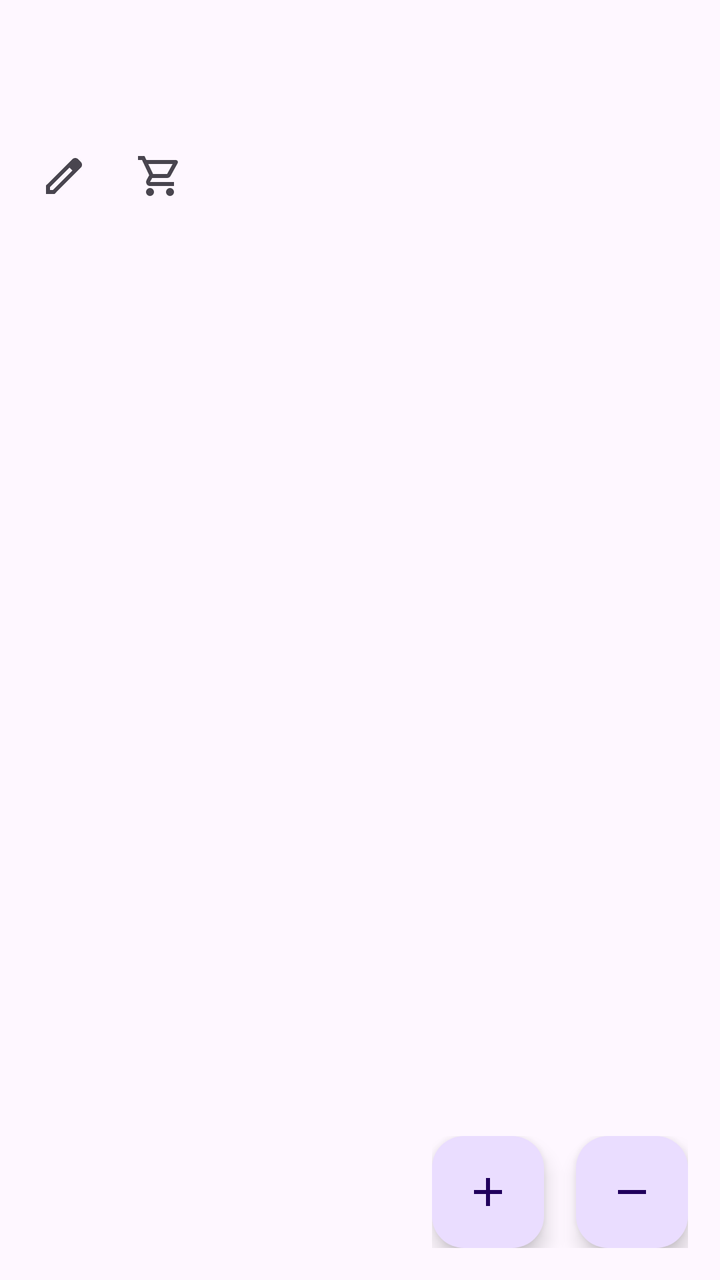
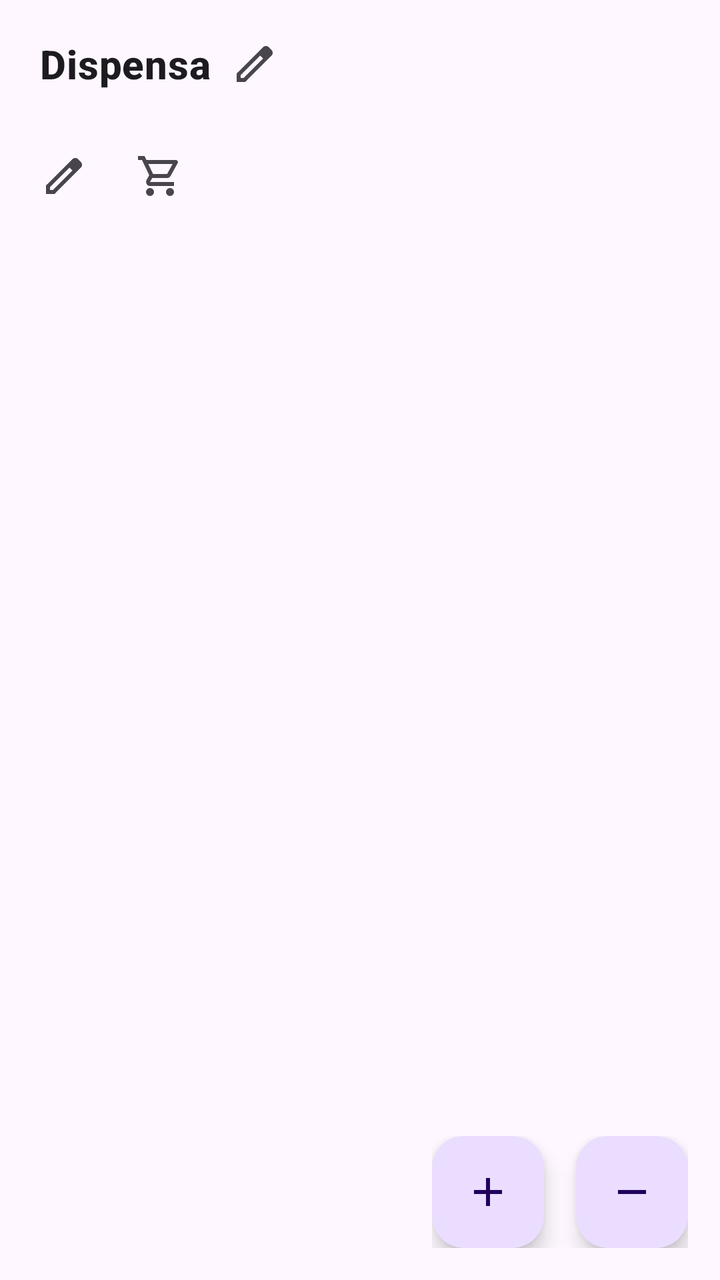

The first picture is an Android layout as it rendered before a commit; the second is the same layout after the commit. The layout source and the unified diff follow.
<!-- AndroidManifest.xml: activity theme Theme.Dispensa -->
<!-- res/layout/activity_main.xml -->
<?xml version="1.0" encoding="utf-8"?>
<androidx.coordinatorlayout.widget.CoordinatorLayout xmlns:android="http://schemas.android.com/apk/res/android"
    xmlns:app="http://schemas.android.com/apk/res-auto"
    xmlns:tools="http://schemas.android.com/tools"
    android:id="@+id/main_coordinator_layout"
    android:layout_width="match_parent"
    android:layout_height="match_parent"
    tools:context=".activity.MainActivity">

    <com.google.android.material.appbar.AppBarLayout
        android:layout_width="match_parent"
        android:layout_height="wrap_content"
        android:theme="@style/Base.Theme.Dispensa">

        <androidx.appcompat.widget.Toolbar
            android:id="@+id/toolbar"
            android:layout_width="match_parent"
            android:layout_height="?attr/actionBarSize"
            app:popupTheme="@style/ThemeOverlay.AppCompat.DayNight" />

        <LinearLayout
            android:layout_width="match_parent"
            android:layout_height="wrap_content"
            android:orientation="horizontal"
            android:gravity="center_vertical"
            android:clipChildren="true"
            android:clipToPadding="true"> 

            <ImageButton
                android:id="@+id/button_manage_locations"
                android:layout_width="48dp"
                android:layout_height="48dp"
                android:src="@drawable/edit_24px"
                android:background="?attr/selectableItemBackgroundBorderless"
                android:contentDescription="@string/title_manage_locations"
                android:layout_marginStart="8dp"
                app:tint="?attr/colorControlNormal" />

            <ImageButton
                android:id="@+id/button_shopping_list"
                android:layout_width="48dp"
                android:layout_height="48dp"
                android:src="@drawable/shopping_cart_24px"
                android:background="?attr/selectableItemBackgroundBorderless"
                android:contentDescription="@string/shopping_list_title"
                app:tint="?attr/colorControlNormal" />

            <FrameLayout
                android:layout_width="0dp"
                android:layout_height="wrap_content"
                android:layout_weight="1">

                <com.google.android.material.tabs.TabLayout
                    android:id="@+id/tabLayout"
                    android:layout_width="match_parent"
                    android:layout_height="wrap_content"
                    android:background="@android:color/transparent"
                    app:tabMode="scrollable"
                    app:tabIndicatorFullWidth="false"
                    app:tabTextAppearance="@style/CustomTabTextStyle"/>
                

            </FrameLayout>

        </LinearLayout>

    </com.google.android.material.appbar.AppBarLayout>

    <androidx.viewpager2.widget.ViewPager2
        android:id="@+id/viewPager"
        android:layout_width="match_parent"
        android:layout_height="match_parent"
        app:layout_behavior="@string/appbar_scrolling_view_behavior"/>

    <LinearLayout
        android:id="@+id/fab_container"
        android:layout_width="wrap_content"
        android:layout_height="wrap_content"
        android:layout_gravity="bottom|end"
        android:layout_marginEnd="@dimen/fab_margin"
        android:layout_marginBottom="@dimen/fab_margin"
        android:orientation="horizontal"
        android:gravity="center_horizontal">

        <com.google.android.material.floatingactionbutton.FloatingActionButton
            android:id="@+id/fab"
            android:layout_width="wrap_content"
            android:layout_height="wrap_content"
            android:layout_marginEnd="16dp"
            android:contentDescription="@string/add_new_product"
            app:srcCompat="@drawable/ic_add_24" />

        <com.google.android.material.floatingactionbutton.FloatingActionButton
            android:id="@+id/fab_consume"
            android:layout_width="wrap_content"
            android:layout_height="wrap_content"
            android:contentDescription="@string/consume_scan_description"
            app:fabSize="mini"
            app:srcCompat="@drawable/ic_remove_24" />

    </LinearLayout>

</androidx.coordinatorlayout.widget.CoordinatorLayout>
<!-- resources referenced by this layout -->
<resources>
  <dimen name="fab_margin">16dp</dimen>
  <!-- drawable edit_24px (drawable) -->
  <vector xmlns:android="http://schemas.android.com/apk/res/android"
      android:width="24dp"
      android:height="24dp"
      android:viewportWidth="960"
      android:viewportHeight="960"
      android:tint="?attr/colorControlNormal">
    <path
        android:fillColor="@android:color/white"
        android:pathData="M200,760L257,760L648,369L591,312L200,703L200,760ZM120,840L120,670L648,143Q660,132 674.5,126Q689,120 705,120Q721,120 736,126Q751,132 762,144L817,200Q829,211 834.5,226Q840,241 840,256Q840,272 834.5,286.5Q829,301 817,313L290,840L120,840ZM760,256L760,256L704,200L704,200L760,256ZM619,341L591,312L591,312L648,369L648,369L619,341Z"/>
  </vector>
  <!-- drawable ic_add_24 (drawable) -->
  <vector xmlns:android="http://schemas.android.com/apk/res/android"
      android:width="24dp"
      android:height="24dp"
      android:viewportWidth="960"
      android:viewportHeight="960"
      android:tint="?attr/colorControlNormal">
      <path
          android:fillColor="@android:color/white"
          android:pathData="M440,520L200,520L200,440L440,440L440,200L520,200L520,440L760,440L760,520L520,520L520,760L440,760L440,520Z" />
  
  </vector>
  <!-- drawable ic_remove_24 (drawable) -->
  <vector xmlns:android="http://schemas.android.com/apk/res/android" android:height="24dp" android:tint="#000000" android:viewportHeight="960" android:viewportWidth="960" android:width="24dp">
        
      <path android:fillColor="@android:color/white" android:pathData="M200,520L200,440L760,440L760,520L200,520Z"/>
      
  </vector>
  <string name="add_new_product">Add product</string>
  <string name="consume_scan_description">Scan product to consume</string>
  <string name="shopping_list_title">Shopping list</string>
  <string name="title_manage_locations">Manage location</string>
  <style name="Base.Theme.Dispensa" parent="Theme.Material3.DayNight.NoActionBar">
          <item name="colorPrimary">@color/purple_500</item>
          <item name="colorPrimaryVariant">@color/purple_700</item>
          <item name="colorOnPrimary">@color/white</item>
          
          <item name="colorSecondary">@color/teal_200</item>
          <item name="colorSecondaryVariant">@color/teal_700</item>
          <item name="colorOnSecondary">@color/white</item>
          
          <item name="android:windowLightStatusBar">?attr/isLightTheme</item>
          <item name="android:windowLightNavigationBar">?attr/isLightTheme</item>
      </style>
  <style name="CustomTabTextStyle" parent="TextAppearance.Design.Tab">
          <item name="android:ellipsize">end</item>
          <item name="android:singleLine">true</item>
          <item name="android:maxWidth">40dp</item>
          <item name="android:textSize">15sp</item>
          <item name="android:textStyle">bold</item>
      </style>
  <style name="Theme.Dispensa" parent="Base.Theme.Dispensa">
          
          <item name="android:navigationBarColor">@android:color/transparent</item>
          <item name="android:statusBarColor">@android:color/transparent</item>
          <item name="android:windowLightStatusBar">?attr/isLightTheme</item>
      </style>
  <color name="purple_500">#FF6200EE</color>
  <color name="purple_700">#FF3700B3</color>
  <color name="white">#FFFFFFFF</color>
  <color name="teal_200">#FF03DAC5</color>
  <color name="teal_700">#FF018786</color>
  <!-- unchanged entries left out for length: 1 -->
</resources>

<!-- the commit's change to res/layout/activity_main.xml (unified diff, before → after) -->
@@ -16,7 +16,45 @@
             android:id="@+id/toolbar"
             android:layout_width="match_parent"
             android:layout_height="?attr/actionBarSize"
-            app:popupTheme="@style/ThemeOverlay.AppCompat.DayNight" />
+            app:popupTheme="@style/ThemeOverlay.AppCompat.DayNight">
+
+            <LinearLayout
+                android:id="@+id/layout_dispensa_title"
+                android:layout_width="wrap_content"
+                android:layout_height="match_parent"
+                android:gravity="center_vertical"
+                android:orientation="horizontal"
+                android:background="?attr/selectableItemBackground"
+                android:paddingStart="4dp"
+                android:paddingEnd="8dp"
+                android:clickable="true"
+                android:focusable="true">
+
+                <TextView
+                    android:id="@+id/toolbar_dispensa_title"
+                    android:layout_width="wrap_content"
+                    android:layout_height="wrap_content"
+                    android:text="@string/app_name"
+                    android:textAppearance="@style/TextAppearance.MaterialComponents.Headline6"
+                    android:textStyle="bold"
+                    android:textColor="?attr/colorOnSurface"
+                    android:ellipsize="end"
+                    android:maxLines="1" />
+
+                <ImageView
+                    android:id="@+id/button_manage_dispensa"
+                    android:layout_width="32dp"
+                    android:layout_height="32dp"
+                    android:layout_marginStart="6dp"
+                    android:padding="4dp"
+                    android:src="@drawable/edit_24px"
+                    android:background="?attr/selectableItemBackgroundBorderless"
+                    android:contentDescription="@string/manage_dispense_title"
+                    app:tint="?attr/colorControlNormal" />
+
+            </LinearLayout>
+
+        </androidx.appcompat.widget.Toolbar>
 
         <LinearLayout
             android:layout_width="match_parent"
<!-- resource entries referenced after the edit -->
@@ -31,7 +31,9 @@
       
   </vector>
   <string name="add_new_product">Add product</string>
+  <string name="app_name">Dispensa</string>
   <string name="consume_scan_description">Scan product to consume</string>
+  <string name="manage_dispense_title">Manage Pantries</string>
   <string name="shopping_list_title">Shopping list</string>
   <string name="title_manage_locations">Manage location</string>
   <style name="Base.Theme.Dispensa" parent="Theme.Material3.DayNight.NoActionBar">
